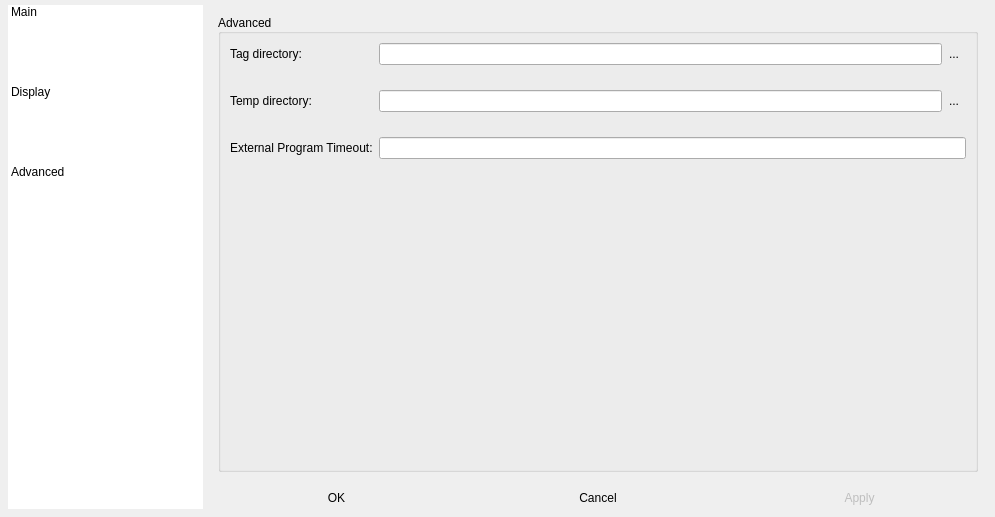
Above: Resources/Forms/configDialog.ui from ychclone/blink before the change. Below: the same form after it.
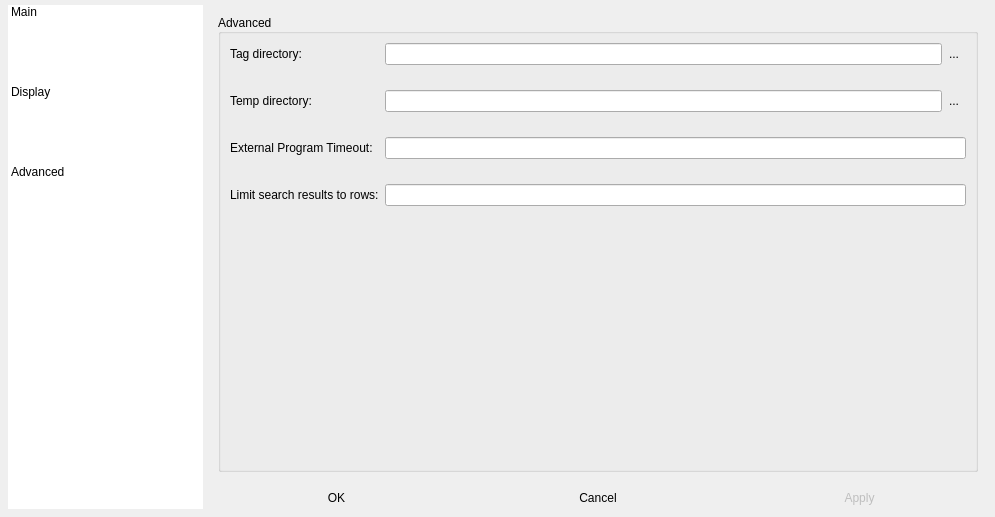
That is the form after the change. The open tabs and pages were chosen to show the change. Icons and pictures are not drawn.

Commit message: - support live grep - default limit search result to 30000 row - autocomplete suggestion sorted by levenshtein distance - update screen cast

```diff
--- a/Resources/Forms/configDialog.ui
+++ b/Resources/Forms/configDialog.ui
@@ -286,6 +286,9 @@
               <property name="fieldGrowthPolicy">
                <enum>QFormLayout::AllNonFixedFieldsGrow</enum>
               </property>
+              <property name="horizontalSpacing">
+               <number>6</number>
+              </property>
               <property name="verticalSpacing">
                <number>25</number>
               </property>
@@ -313,14 +316,14 @@
                 </item>
                </layout>
               </item>
-              <item row="2" column="0">
+              <item row="1" column="0">
                <widget class="QLabel" name="label_4">
                 <property name="text">
                  <string>Temp directory:</string>
                 </property>
                </widget>
               </item>
-              <item row="2" column="1">
+              <item row="1" column="1">
                <layout class="QHBoxLayout" name="horizontalLayout_2">
                 <item>
                  <widget class="QLineEdit" name="tmpDir_lineEdit"/>
@@ -337,15 +340,25 @@
                 </item>
                </layout>
               </item>
-              <item row="4" column="0">
+              <item row="2" column="1">
+               <widget class="QLineEdit" name="timeoutRunExtProgram_lineEdit"/>
+              </item>
+              <item row="2" column="0">
                <widget class="QLabel" name="label_5">
                 <property name="text">
                  <string>External Program Timeout:</string>
                 </property>
                </widget>
               </item>
-              <item row="4" column="1">
-               <widget class="QLineEdit" name="timeoutRunExtProgram_lineEdit"/>
+              <item row="3" column="1">
+               <widget class="QLineEdit" name="limitSearchRow_lineEdit"/>
+              </item>
+              <item row="3" column="0">
+               <widget class="QLabel" name="label_9">
+                <property name="text">
+                 <string>Limit search results to rows:</string>
+                </property>
+               </widget>
               </item>
              </layout>
             </item>
```
The commit also changes 9 other files.
